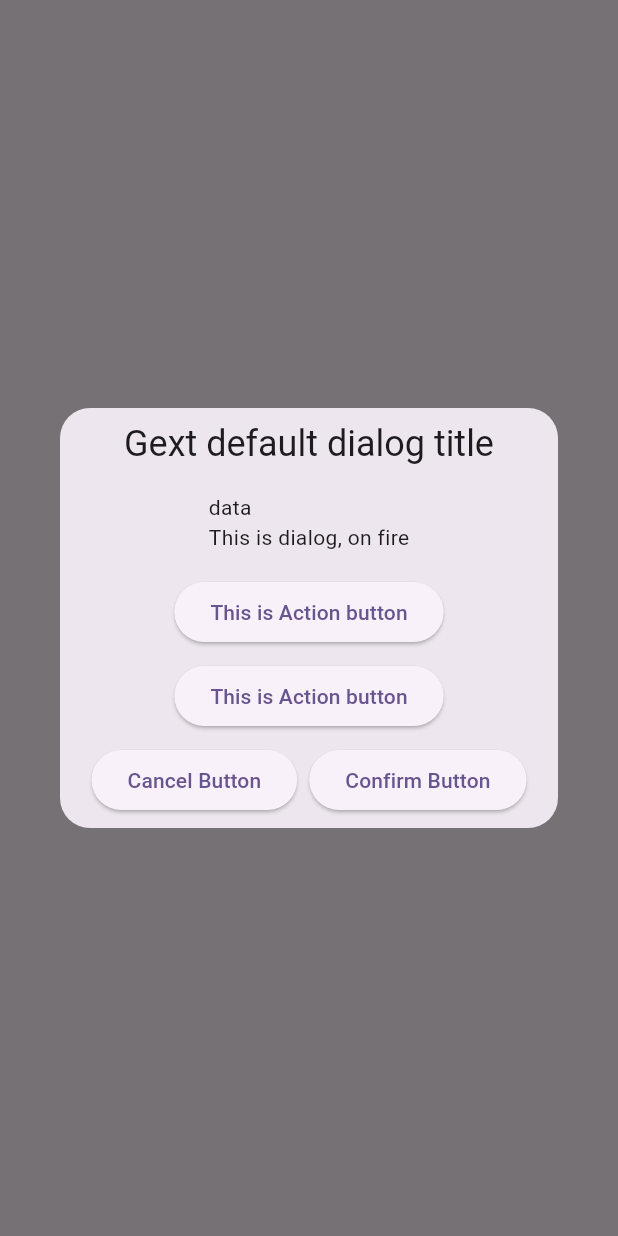
After one commit to abumusapython/getx_pratice, a Flutter app: the screen it shows after launch, after a tap on "Dialog", on a phone screen of 412 x 824 dp. The commit adds this screen. Run offline on Flutter 3.47's test engine with Material 3 defaults, Android fonts, the phone set to English and light mode, and no system bars; our stand-ins replace get.

Commit message:
"dialogi_bottom_sheet"

```diff
--- a/lib/main.dart
+++ b/lib/main.dart
@@ -1,6 +1,6 @@
 import 'package:flutter/material.dart';
 import 'package:get/get_navigation/get_navigation.dart';
-import 'package:getx_pratice/views/Height%20%20Width%20Snackbar/height_width_snackbar.dart';
+import 'package:getx_pratice/views/dialogue%20and%20Bottom%20sheet/dialogue_bottom_sheet.dart';
 
 void main() {
   runApp(const MyApp());
@@ -17,7 +17,7 @@ class MyApp extends StatelessWidget {
       theme: ThemeData(
         colorScheme: ColorScheme.fromSeed(seedColor: Colors.deepPurple),
       ),
-      home: HeightWidthSnackbar(),
+      home: DialogueBottomSheet(),
     );
   }
 }
--- a/lib/views/Height  Width Snackbar/height_width_snackbar.dart
+++ b/lib/views/Height  Width Snackbar/height_width_snackbar.dart
@@ -14,6 +14,7 @@ class HeightWidthSnackbar extends StatelessWidget {
             Get.snackbar(
               'Getx title',
               "Getx message",
+              snackPosition: SnackPosition.BOTTOM,
               backgroundColor: Colors.green,
               borderWidth: 2,
               borderColor: Colors.deepOrange,
--- /dev/null
+++ b/lib/views/dialogue and Bottom sheet/dialogue_bottom_sheet.dart
@@ -0,0 +1,83 @@
+import 'package:flutter/material.dart';
+import 'package:get/get_navigation/get_navigation.dart';
+import 'package:get/instance_manager.dart';
+
+class DialogueBottomSheet extends StatelessWidget {
+  const DialogueBottomSheet({super.key});
+
+  @override
+  Widget build(BuildContext context) {
+    return Scaffold(
+      body: Center(
+        child: Column(
+          mainAxisAlignment: MainAxisAlignment.center,
+          children: [
+            ElevatedButton(
+              onPressed: () {
+                Get.defaultDialog(
+                  title: "Gext default dialog title",
+                  middleText: "This is middle tex",
+                  barrierDismissible: true,
+                  content: Column(
+                    crossAxisAlignment: CrossAxisAlignment.start,
+                    children: [Text("data"), Text("This is dialog, on fire")],
+                  ),
+                  actions: [
+                    ElevatedButton(
+                      onPressed: () {
+                        Get.back();
+                      },
+                      child: Text("This is Action button"),
+                    ),
+                    ElevatedButton(
+                      onPressed: () {},
+                      child: Text("This is Action button"),
+                    ),
+                  ],
+                  cancel: ElevatedButton(
+                    onPressed: () {},
+                    child: Text("Cancel Button"),
+                  ),
+                  confirm: ElevatedButton(
+                    onPressed: () {},
+                    child: Text("Confirm Button"),
+                  ),
+                );
+              },
+              child: Text("Dialog"),
+            ),
+            SizedBox(height: Get.height * 0.06),
+            ElevatedButton(
+              onPressed: () {
+                Get.bottomSheet(
+                  barrierColor: Colors.transparent,
+                  Container(
+                    height: Get.height * 0.4,
+                    width: double.infinity,
+                    decoration: BoxDecoration(
+                      color: Colors.blueGrey,
+                      borderRadius: BorderRadius.only(
+                        topLeft: Radius.circular(20),
+                        topRight: Radius.circular(20),
+                      ),
+                    ),
+                    child: Column(
+                      children: [
+                        Text(""),
+                        Text("data"),
+                        Text("data"),
+                        Text("data"),
+                        Text("data"),
+                      ],
+                    ),
+                  ),
+                );
+              },
+              child: Text("Bottom Sheet"),
+            ),
+          ],
+        ),
+      ),
+    );
+  }
+}
```
